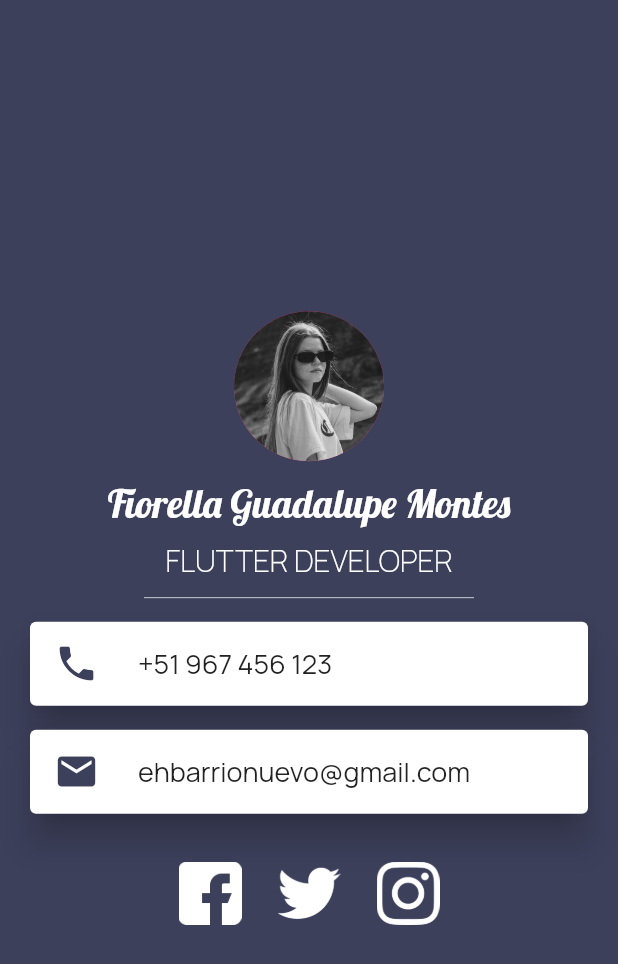
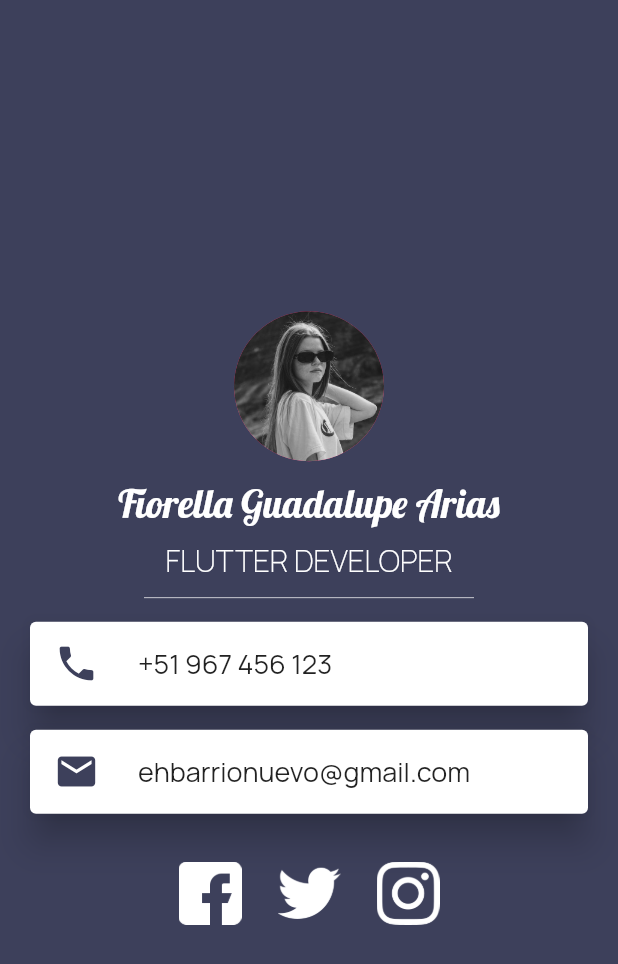
Before and after one commit to eeBarrionuevo/codigo6_mycard, a Flutter app: the screen it shows after launch, on a phone screen of 412 x 824 dp. Shown: the top 964 px of the screen. Run offline on Flutter 3.47's test engine with Material 2 defaults, Android fonts, the phone set to English and light mode, and no system bars.

Commit message:
He cambiado el nombre de la persona

```diff
--- a/lib/main.dart
+++ b/lib/main.dart
@@ -38,7 +38,7 @@ class HomePage extends StatelessWidget {
           ),
 
           Text(
-            "Fiorella Guadalupe Montes",
+            "Fiorella Guadalupe Arias",
             style: TextStyle(
               color: Colors.white,
               fontSize: 26.0,
```
